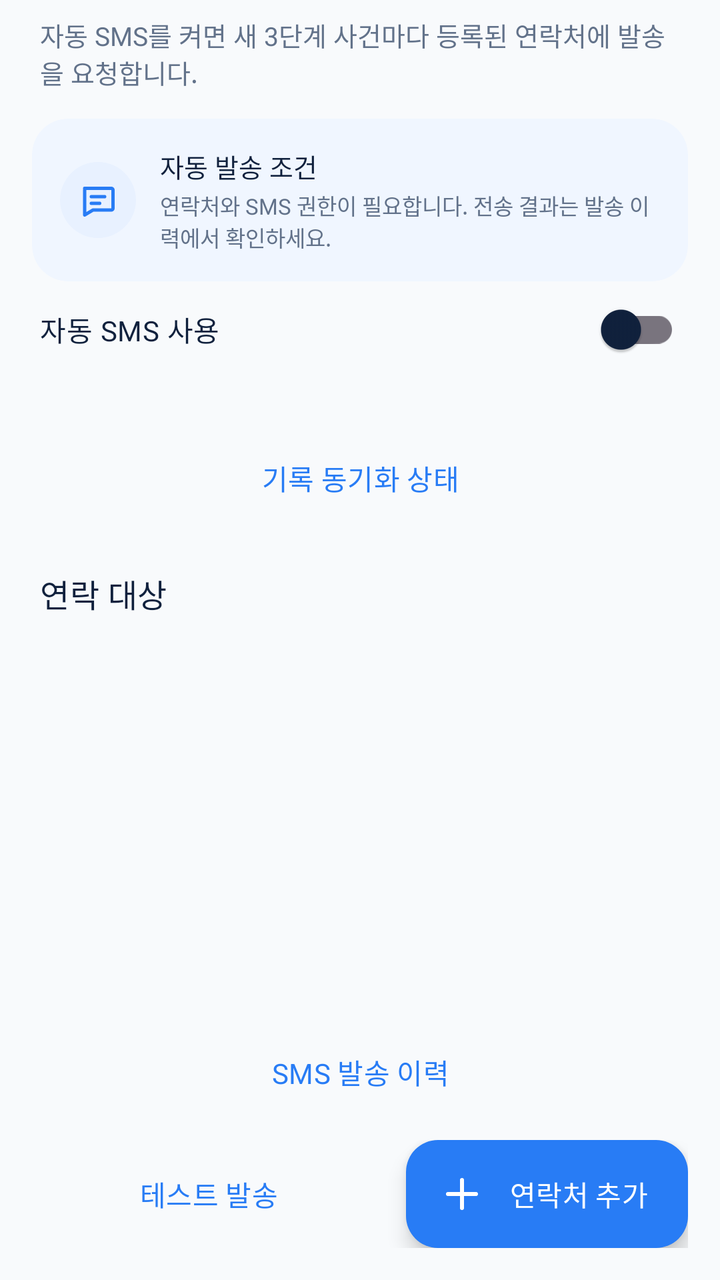
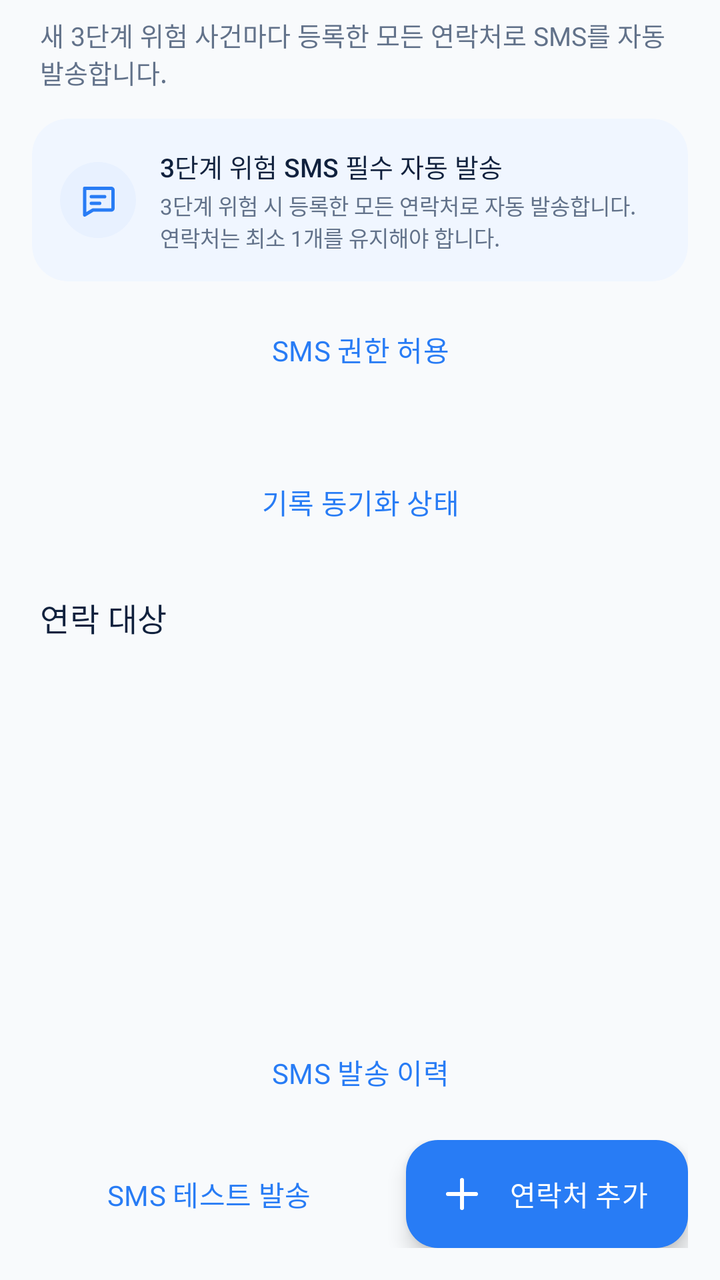

The first picture is an Android layout as it rendered before a commit; the second is the same layout after the commit. The layout source and the unified diff follow.
<!-- AndroidManifest.xml: application theme Theme.NSND -->
<!-- res/layout/fragment_contact.xml -->
<?xml version="1.0" encoding="utf-8"?>
<androidx.constraintlayout.widget.ConstraintLayout xmlns:android="http://schemas.android.com/apk/res/android"
    xmlns:app="http://schemas.android.com/apk/res-auto"
    xmlns:tools="http://schemas.android.com/tools"
    android:layout_width="match_parent"
    android:layout_height="match_parent"
    android:background="@android:color/transparent"
    tools:context=".ui.contact.ContactFragment">

    <TextView
        android:id="@+id/tvContactSubtitle"
        android:layout_width="0dp"
        android:layout_height="wrap_content"
        android:layout_marginHorizontal="20dp"
        android:layout_marginTop="8dp"
        android:text="자동 SMS를 켜면 새 3단계 사건마다 등록된 연락처에 발송을 요청합니다."
        android:textColor="@color/text_secondary"
        android:textSize="13sp"
        app:layout_constraintEnd_toEndOf="parent"
        app:layout_constraintStart_toStartOf="parent"
        app:layout_constraintTop_toTopOf="parent" />

    <com.google.android.material.card.MaterialCardView
        android:id="@+id/cardContactGuide"
        android:layout_width="0dp"
        android:layout_height="wrap_content"
        android:layout_marginHorizontal="16dp"
        android:layout_marginTop="14dp"
        app:cardBackgroundColor="@color/accent_tint"
        app:cardCornerRadius="18dp"
        app:cardElevation="0dp"
        app:layout_constraintEnd_toEndOf="parent"
        app:layout_constraintStart_toStartOf="parent"
        app:layout_constraintTop_toBottomOf="@id/tvContactSubtitle"
        app:strokeColor="@color/accent_secondary"
        app:strokeWidth="0dp">

        <LinearLayout
            android:layout_width="match_parent"
            android:layout_height="wrap_content"
            android:gravity="center_vertical"
            android:orientation="horizontal"
            android:padding="14dp">
            <FrameLayout
                android:layout_width="38dp"
                android:layout_height="38dp"
                android:background="@drawable/bg_icon_blue">
                <ImageView
                    android:layout_width="20dp"
                    android:layout_height="20dp"
                    android:layout_gravity="center"
                    android:contentDescription="자동 발송 조건"
                    android:src="@drawable/ic_sms"
                    app:tint="@color/accent_primary" />
            </FrameLayout>
            <LinearLayout
                android:layout_width="0dp"
                android:layout_height="wrap_content"
                android:layout_marginStart="12dp"
                android:layout_weight="1"
                android:orientation="vertical">
                <TextView
                    android:layout_width="wrap_content"
                    android:layout_height="wrap_content"
                    android:fontFamily="sans-serif-medium"
                    android:text="자동 발송 조건"
                    android:textColor="@color/text_primary"
                    android:textSize="13sp" />
                <TextView
                    android:layout_width="wrap_content"
                    android:layout_height="wrap_content"
                    android:layout_marginTop="2dp"
                    android:text="연락처와 SMS 권한이 필요합니다. 전송 결과는 발송 이력에서 확인하세요."
                    android:textColor="@color/text_secondary"
                    android:textSize="11sp" />
            </LinearLayout>
        </LinearLayout>
    </com.google.android.material.card.MaterialCardView>

    <com.google.android.material.switchmaterial.SwitchMaterial
        android:id="@+id/switchAutoSms"
        android:layout_width="0dp"
        android:layout_height="wrap_content"
        android:layout_marginHorizontal="20dp"
        android:text="자동 SMS 사용"
        android:textColor="@color/text_primary"
        app:layout_constraintStart_toStartOf="parent"
        app:layout_constraintEnd_toEndOf="parent"
        app:layout_constraintTop_toBottomOf="@id/cardContactGuide" />

    <TextView
        android:id="@+id/tvSmsReadiness"
        android:layout_width="0dp"
        android:layout_height="wrap_content"
        android:layout_marginHorizontal="20dp"
        android:textColor="@color/text_secondary"
        android:textSize="12sp"
        app:layout_constraintStart_toStartOf="parent"
        app:layout_constraintEnd_toEndOf="parent"
        app:layout_constraintTop_toBottomOf="@id/switchAutoSms" />

    <Button
        android:id="@+id/btnSyncRecords"
        style="@style/Widget.NSND.Button.Secondary"
        android:layout_width="0dp"
        android:layout_height="wrap_content"
        android:layout_marginHorizontal="16dp"
        android:layout_marginTop="8dp"
        android:text="기록 동기화 상태"
        app:layout_constraintStart_toStartOf="parent"
        app:layout_constraintEnd_toEndOf="parent"
        app:layout_constraintTop_toBottomOf="@id/tvSmsReadiness" />

    <TextView
        android:id="@+id/tvContactListLabel"
        android:layout_width="0dp"
        android:layout_height="wrap_content"
        android:layout_marginHorizontal="20dp"
        android:layout_marginTop="20dp"
        android:text="연락 대상"
        android:textAppearance="@style/TextAppearance.NSND.Title"
        app:layout_constraintEnd_toEndOf="parent"
        app:layout_constraintStart_toStartOf="parent"
        app:layout_constraintTop_toBottomOf="@id/btnSyncRecords" />

    <TextView
        android:id="@+id/tvContactEmpty"
        android:layout_width="0dp"
        android:layout_height="wrap_content"
        android:layout_marginHorizontal="24dp"
        android:gravity="center"
        android:lineSpacingMultiplier="1.4"
        android:paddingVertical="36dp"
        android:text="@string/contact_empty"
        android:textColor="@color/text_hint"
        android:textSize="14sp"
        android:visibility="gone"
        app:layout_constraintBottom_toTopOf="@id/btnSmsHistory"
        app:layout_constraintEnd_toEndOf="parent"
        app:layout_constraintStart_toStartOf="parent"
        app:layout_constraintTop_toBottomOf="@id/tvContactListLabel" />

    <androidx.recyclerview.widget.RecyclerView
        android:id="@+id/rvContacts"
        android:layout_width="0dp"
        android:layout_height="0dp"
        android:clipToPadding="false"
        android:paddingHorizontal="16dp"
        android:paddingTop="10dp"
        android:paddingBottom="12dp"
        app:layout_constraintBottom_toTopOf="@id/btnSmsHistory"
        app:layout_constraintEnd_toEndOf="parent"
        app:layout_constraintStart_toStartOf="parent"
        app:layout_constraintTop_toBottomOf="@id/tvContactListLabel"
        tools:listitem="@layout/item_contact_card" />

    <Button
        android:id="@+id/btnSmsHistory"
        style="@style/Widget.NSND.Button.Secondary"
        android:layout_width="0dp"
        android:layout_height="wrap_content"
        android:layout_marginHorizontal="16dp"
        android:layout_marginBottom="8dp"
        android:text="@string/sms_history"
        app:layout_constraintBottom_toTopOf="@id/layoutContactActions"
        app:layout_constraintStart_toStartOf="parent"
        app:layout_constraintEnd_toEndOf="parent" />

    <LinearLayout
        android:id="@+id/layoutContactActions"
        android:layout_width="0dp"
        android:layout_height="wrap_content"
        android:layout_marginHorizontal="16dp"
        android:layout_marginBottom="16dp"
        android:gravity="center_vertical"
        android:orientation="horizontal"
        app:layout_constraintBottom_toBottomOf="parent"
        app:layout_constraintEnd_toEndOf="parent"
        app:layout_constraintStart_toStartOf="parent">

        <Button
            android:id="@+id/btnSendContacts"
            style="@style/Widget.NSND.Button.Secondary"
            android:layout_width="0dp"
            android:layout_height="54dp"
            android:layout_marginEnd="10dp"
            android:layout_weight="1"
            android:text="테스트 발송"
            android:textSize="14sp" />

        <com.google.android.material.floatingactionbutton.ExtendedFloatingActionButton
            android:id="@+id/fabAddContact"
            android:layout_width="wrap_content"
            android:layout_height="54dp"
            android:contentDescription="@string/contact_add"
            android:text="연락처 추가"
            android:textColor="@android:color/white"
            app:backgroundTint="@color/accent_primary"
            app:icon="@drawable/ic_add"
            app:iconTint="@android:color/white" />
    </LinearLayout>
</androidx.constraintlayout.widget.ConstraintLayout>
<!-- res/layout/item_contact_card.xml (included above) -->
<?xml version="1.0" encoding="utf-8"?>
<com.google.android.material.card.MaterialCardView xmlns:android="http://schemas.android.com/apk/res/android"
    xmlns:app="http://schemas.android.com/apk/res-auto"
    android:layout_width="match_parent"
    android:layout_height="wrap_content"
    android:layout_marginBottom="10dp"
    app:cardBackgroundColor="@color/bg_card"
    app:cardCornerRadius="18dp"
    app:cardElevation="0dp"
    app:strokeColor="@color/border"
    app:strokeWidth="0dp">

    <androidx.constraintlayout.widget.ConstraintLayout
        android:layout_width="match_parent"
        android:layout_height="wrap_content"
        android:padding="16dp">

        <FrameLayout
            android:id="@+id/layoutContactAvatar"
            android:layout_width="42dp"
            android:layout_height="42dp"
            android:background="@drawable/bg_icon_blue"
            app:layout_constraintStart_toStartOf="parent"
            app:layout_constraintTop_toTopOf="parent">
            <TextView
                android:id="@+id/tvContactInitial"
                android:layout_width="match_parent"
                android:layout_height="match_parent"
                android:layout_gravity="center"
                android:fontFamily="sans-serif-medium"
                android:gravity="center"
                android:textColor="@color/accent_primary"
                android:textSize="16sp" />
        </FrameLayout>

        <TextView
            android:id="@+id/tvContactName"
            android:layout_width="0dp"
            android:layout_height="wrap_content"
            android:layout_marginStart="12dp"
            android:ellipsize="end"
            android:fontFamily="sans-serif-medium"
            android:maxLines="1"
            android:textColor="@color/text_primary"
            android:textSize="15sp"
            app:layout_constraintEnd_toStartOf="@id/btnEdit"
            app:layout_constraintStart_toEndOf="@id/layoutContactAvatar"
            app:layout_constraintTop_toTopOf="@id/layoutContactAvatar" />

        <TextView
            android:id="@+id/tvContactPhone"
            android:layout_width="0dp"
            android:layout_height="wrap_content"
            android:layout_marginStart="12dp"
            android:layout_marginTop="3dp"
            android:ellipsize="end"
            android:maxLines="1"
            android:textColor="@color/text_secondary"
            android:textSize="12sp"
            app:layout_constraintEnd_toStartOf="@id/btnEdit"
            app:layout_constraintStart_toEndOf="@id/layoutContactAvatar"
            app:layout_constraintTop_toBottomOf="@id/tvContactName" />

        <ImageButton
            android:id="@+id/btnEdit"
            android:layout_width="38dp"
            android:layout_height="38dp"
            android:background="?attr/selectableItemBackgroundBorderless"
            android:contentDescription="@string/contact_edit"
            android:padding="8dp"
            android:src="@drawable/ic_edit"
            app:tint="@color/accent_primary"
            app:layout_constraintEnd_toStartOf="@id/btnDelete"
            app:layout_constraintTop_toTopOf="parent" />

        <ImageButton
            android:id="@+id/btnDelete"
            android:layout_width="38dp"
            android:layout_height="38dp"
            android:background="?attr/selectableItemBackgroundBorderless"
            android:contentDescription="@string/contact_delete"
            android:padding="8dp"
            android:src="@drawable/ic_delete"
            app:tint="@color/alert_red"
            app:layout_constraintEnd_toEndOf="parent"
            app:layout_constraintTop_toTopOf="parent" />

        <View
            android:id="@+id/dividerCard"
            android:layout_width="0dp"
            android:layout_height="1dp"
            android:layout_marginTop="14dp"
            android:background="@color/divider"
            app:layout_constraintEnd_toEndOf="parent"
            app:layout_constraintStart_toStartOf="parent"
            app:layout_constraintTop_toBottomOf="@id/layoutContactAvatar" />

        <TextView
            android:id="@+id/tvContactMessageLabel"
            android:layout_width="wrap_content"
            android:layout_height="wrap_content"
            android:layout_marginTop="12dp"
            android:text="자동 발송 메시지"
            android:textColor="@color/text_hint"
            android:textSize="11sp"
            app:layout_constraintStart_toStartOf="parent"
            app:layout_constraintTop_toBottomOf="@id/dividerCard" />

        <TextView
            android:id="@+id/tvContactMessage"
            android:layout_width="0dp"
            android:layout_height="wrap_content"
            android:layout_marginTop="4dp"
            android:ellipsize="end"
            android:maxLines="2"
            android:textColor="@color/text_secondary"
            android:textSize="12sp"
            app:layout_constraintEnd_toEndOf="parent"
            app:layout_constraintStart_toStartOf="parent"
            app:layout_constraintTop_toBottomOf="@id/tvContactMessageLabel" />

        <TextView
            android:layout_width="wrap_content"
            android:layout_height="wrap_content"
            android:layout_marginTop="10dp"
            android:background="@drawable/bg_badge_stage3"
            android:paddingHorizontal="9dp"
            android:paddingVertical="4dp"
            android:text="3단계 자동 발송"
            android:textColor="@color/stage_3"
            android:textSize="10sp"
            app:layout_constraintBottom_toBottomOf="parent"
            app:layout_constraintEnd_toEndOf="parent"
            app:layout_constraintTop_toBottomOf="@id/tvContactMessage" />
    </androidx.constraintlayout.widget.ConstraintLayout>
</com.google.android.material.card.MaterialCardView>
<!-- resources referenced by this layout -->
<resources>
  <color name="accent_primary">#287CF5</color>
  <color name="accent_secondary">#E8F1FF</color>
  <color name="accent_tint">#F0F6FF</color>
  <color name="alert_red">#EF4444</color>
  <color name="bg_card">@color/light_bg_card</color>
  <color name="border">@color/light_border</color>
  <color name="divider">@color/light_divider</color>
  <color name="stage_3">#EF4444</color>
  <color name="text_hint">@color/light_text_hint</color>
  <color name="text_primary">@color/light_text_primary</color>
  <color name="text_secondary">@color/light_text_secondary</color>
  <!-- drawable bg_badge_stage3 (drawable) -->
  <?xml version="1.0" encoding="utf-8"?>
  <shape xmlns:android="http://schemas.android.com/apk/res/android"
      android:shape="rectangle">
      <solid android:color="@color/stage_3_bg" />
      <corners android:radius="20dp" />
  </shape>
  <!-- drawable bg_icon_blue (drawable) -->
  <?xml version="1.0" encoding="utf-8"?>
  <shape xmlns:android="http://schemas.android.com/apk/res/android" android:shape="oval">
      <solid android:color="@color/accent_secondary" />
  </shape>
  <!-- drawable ic_add (drawable) -->
  <vector xmlns:android="http://schemas.android.com/apk/res/android" android:width="24dp" android:height="24dp" android:viewportWidth="24" android:viewportHeight="24">
      <path android:fillColor="#00000000" android:strokeColor="#FF000000" android:strokeWidth="2" android:strokeLineCap="round" android:pathData="M12,5v14M5,12h14" />
  </vector>
  <!-- drawable ic_delete (drawable) -->
  <vector xmlns:android="http://schemas.android.com/apk/res/android" android:width="24dp" android:height="24dp" android:viewportWidth="24" android:viewportHeight="24">
      <path android:fillColor="#00000000" android:strokeColor="#FF000000" android:strokeWidth="2" android:strokeLineCap="round" android:strokeLineJoin="round" android:pathData="M4,7h16M9,7V4h6v3M7,7l1,14h8l1,-14M10,11v6M14,11v6" />
  </vector>
  <string name="contact_add">연락처 추가</string>
  <string name="contact_delete">삭제</string>
  <string name="contact_edit">편집</string>
  <string name="contact_empty">연락처를 추가해주세요\n3단계 졸음 감지 시 자동으로 연락이 발송됩니다</string>
  <string name="sms_history">SMS 발송 이력</string>
  <style name="TextAppearance.NSND.Title" parent="TextAppearance.Material3.TitleMedium">
          <item name="android:fontFamily">sans-serif-medium</item>
          <item name="android:textColor">@color/text_primary</item>
          <item name="android:textSize">16sp</item>
      </style>
  <style name="Widget.NSND.Button.Secondary" parent="Widget.Material3.Button.OutlinedButton">
          <item name="strokeColor">@color/border</item>
          <item name="android:textColor">@color/accent_primary</item>
          <item name="cornerRadius">16dp</item>
          <item name="android:minHeight">52dp</item>
          <item name="android:insetTop">0dp</item>
          <item name="android:insetBottom">0dp</item>
      </style>
  <style name="Theme.NSND" parent="Base.Theme.NSND" />
  <color name="light_bg_card">#6EFFFFFF</color>
  <color name="light_border">#55A9C1DB</color>
  <color name="light_divider">#667E96B3</color>
  <color name="light_text_hint">#94A3B8</color>
  <color name="light_text_primary">#10213D</color>
  <color name="light_text_secondary">#62728A</color>
  <color name="stage_3_bg">#FEF0F0</color>
  <color name="light_bg_primary">#F8FAFC</color>
  <color name="light_bg_secondary">#FFFFFF</color>
  <color name="accent_light">#75A8FF</color>
  <color name="light_nav_bg">#94FFFFFF</color>
  <color name="light_bg_card_elevated">#3DFFFFFF</color>
  <color name="light_nav_active">#1A6BFF</color>
  <color name="light_nav_inactive">#9CA3AF</color>
  <!-- unchanged entries left out for length: 3 -->
</resources>

<!-- the commit's change to res/layout/fragment_contact.xml (unified diff, before → after) -->
@@ -13,7 +13,7 @@
         android:layout_height="wrap_content"
         android:layout_marginHorizontal="20dp"
         android:layout_marginTop="8dp"
-        android:text="자동 SMS를 켜면 새 3단계 사건마다 등록된 연락처에 발송을 요청합니다."
+        android:text="새 3단계 위험 사건마다 등록한 모든 연락처로 SMS를 자동 발송합니다."
         android:textColor="@color/text_secondary"
         android:textSize="13sp"
         app:layout_constraintEnd_toEndOf="parent"
@@ -63,27 +63,28 @@
                     android:layout_width="wrap_content"
                     android:layout_height="wrap_content"
                     android:fontFamily="sans-serif-medium"
-                    android:text="자동 발송 조건"
+                    android:text="3단계 위험 SMS 필수 자동 발송"
                     android:textColor="@color/text_primary"
                     android:textSize="13sp" />
                 <TextView
                     android:layout_width="wrap_content"
                     android:layout_height="wrap_content"
                     android:layout_marginTop="2dp"
-                    android:text="연락처와 SMS 권한이 필요합니다. 전송 결과는 발송 이력에서 확인하세요."
+                    android:text="3단계 위험 시 등록한 모든 연락처로 자동 발송합니다. 연락처는 최소 1개를 유지해야 합니다."
                     android:textColor="@color/text_secondary"
                     android:textSize="11sp" />
             </LinearLayout>
         </LinearLayout>
     </com.google.android.material.card.MaterialCardView>
 
-    <com.google.android.material.switchmaterial.SwitchMaterial
-        android:id="@+id/switchAutoSms"
-        android:layout_width="0dp"
-        android:layout_height="wrap_content"
-        android:layout_marginHorizontal="20dp"
-        android:text="자동 SMS 사용"
-        android:textColor="@color/text_primary"
+    <Button
+        android:id="@+id/btnSmsPermission"
+        style="@style/Widget.NSND.Button.Secondary"
+        android:layout_width="0dp"
+        android:layout_height="wrap_content"
+        android:layout_marginHorizontal="16dp"
+        android:layout_marginTop="8dp"
+        android:text="SMS 권한 허용"
         app:layout_constraintStart_toStartOf="parent"
         app:layout_constraintEnd_toEndOf="parent"
         app:layout_constraintTop_toBottomOf="@id/cardContactGuide" />
@@ -97,7 +98,7 @@
         android:textSize="12sp"
         app:layout_constraintStart_toStartOf="parent"
         app:layout_constraintEnd_toEndOf="parent"
-        app:layout_constraintTop_toBottomOf="@id/switchAutoSms" />
+        app:layout_constraintTop_toBottomOf="@id/btnSmsPermission" />
 
     <Button
         android:id="@+id/btnSyncRecords"
@@ -185,7 +186,7 @@
             android:layout_height="54dp"
             android:layout_marginEnd="10dp"
             android:layout_weight="1"
-            android:text="테스트 발송"
+            android:text="SMS 테스트 발송"
             android:textSize="14sp" />
 
         <com.google.android.material.floatingactionbutton.ExtendedFloatingActionButton
